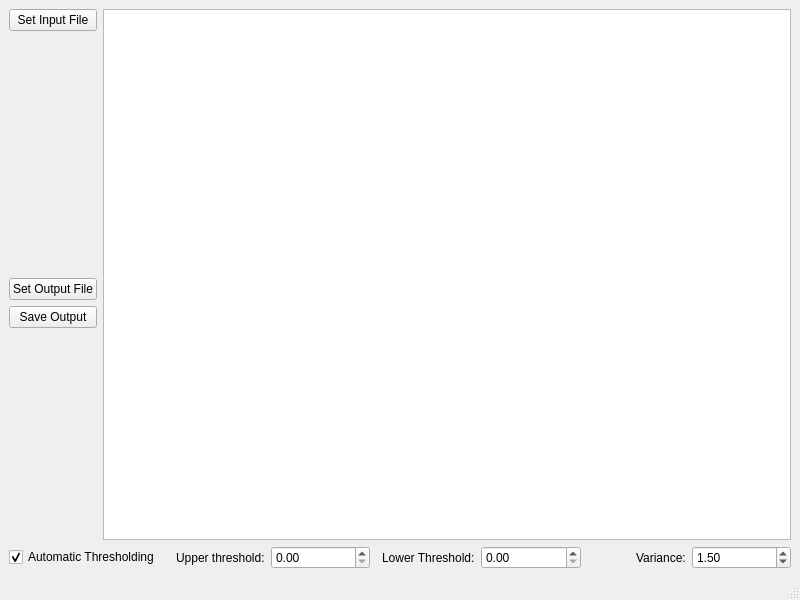
Old version of the form mainwindow.ui in the repository Adbook/ITK_edge_detector.
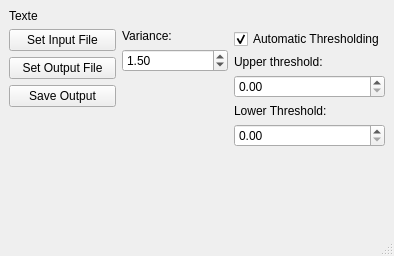
New version of the form. Custom widgets are drawn as their Qt base class.

What changed in the file:
```diff
--- a/mainwindow.ui
+++ b/mainwindow.ui
@@ -6,24 +6,76 @@
    <rect>
     <x>0</x>
     <y>0</y>
-    <width>800</width>
-    <height>600</height>
+    <width>394</width>
+    <height>256</height>
    </rect>
   </property>
+  <property name="sizePolicy">
+   <sizepolicy hsizetype="MinimumExpanding" vsizetype="MinimumExpanding">
+    <horstretch>0</horstretch>
+    <verstretch>0</verstretch>
+   </sizepolicy>
+  </property>
   <property name="windowTitle">
    <string>MainWindow</string>
   </property>
   <widget class="QWidget" name="centralwidget">
+   <property name="sizePolicy">
+    <sizepolicy hsizetype="Preferred" vsizetype="Preferred">
+     <horstretch>0</horstretch>
+     <verstretch>0</verstretch>
+    </sizepolicy>
+   </property>
    <layout class="QGridLayout" name="gridLayout">
     <item row="0" column="0">
      <layout class="QVBoxLayout" name="verticalLayout">
       <property name="sizeConstraint">
        <enum>QLayout::SetNoConstraint</enum>
       </property>
+      <item>
+       <layout class="QHBoxLayout" name="top_layout">
+        <item>
+         <widget class="QLabel" name="input_label">
+          <property name="sizePolicy">
+           <sizepolicy hsizetype="Preferred" vsizetype="Preferred">
+            <horstretch>0</horstretch>
+            <verstretch>0</verstretch>
+           </sizepolicy>
+          </property>
+          <property name="text">
+           <string>Texte</string>
+          </property>
+         </widget>
+        </item>
+        <item>
+         <layout class="QVBoxLayout" name="verticalLayout_5">
+          <item>
+           <widget class="QVTKWidget" name="widget">
+            <property name="enabled">
+             <bool>false</bool>
+            </property>
+            <property name="sizePolicy">
+             <sizepolicy hsizetype="Preferred" vsizetype="Preferred">
+              <horstretch>0</horstretch>
+              <verstretch>0</verstretch>
+             </sizepolicy>
+            </property>
+            <property name="baseSize">
+             <size>
+              <width>0</width>
+              <height>0</height>
+             </size>
+            </property>
+           </widget>
+          </item>
+         </layout>
+        </item>
+       </layout>
+      </item>
       <item>
        <layout class="QHBoxLayout" name="horizontalLayout">
         <item>
-         <layout class="QVBoxLayout" name="verticalLayout_2">
+         <layout class="QVBoxLayout" name="verticalLayout_4">
           <item>
            <widget class="QPushButton" name="button_input">
             <property name="text">
@@ -31,13 +83,6 @@
             </property>
            </widget>
           </item>
-          <item alignment="Qt::AlignTop">
-           <widget class="QLabel" name="input_label">
-            <property name="text">
-             <string/>
-            </property>
-           </widget>
-          </item>
           <item>
            <widget class="QPushButton" name="button_output">
             <property name="text">
@@ -45,22 +90,61 @@
             </property>
            </widget>
           </item>
-          <item alignment="Qt::AlignTop">
+          <item>
            <widget class="QPushButton" name="button_save">
             <property name="text">
              <string>Save Output</string>
             </property>
            </widget>
           </item>
+          <item>
+           <spacer name="verticalSpacer">
+            <property name="orientation">
+             <enum>Qt::Vertical</enum>
+            </property>
+            <property name="sizeHint" stdset="0">
+             <size>
+              <width>20</width>
+              <height>40</height>
+             </size>
+            </property>
+           </spacer>
+          </item>
          </layout>
         </item>
         <item>
-         <widget class="QGraphicsView" name="graphicsView"/>
-        </item>
+         <layout class="QVBoxLayout" name="verticalLayout_2">
+          <item>
+           <widget class="QLabel" name="label_3">
+            <property name="text">
+             <string>Variance:</string>
+            </property>
+           </widget>
+          </item>
+          <item>
+           <widget class="QDoubleSpinBox" name="sb_variance">
+            <property name="value">
+             <double>1.500000000000000</double>
+            </property>
+           </widget>
+          </item>
+          <item>
+           <spacer name="verticalSpacer_2">
+            <property name="orientation">
+             <enum>Qt::Vertical</enum>
+            </property>
+            <property name="sizeHint" stdset="0">
+             <size>
+              <width>20</width>
+              <height>40</height>
+             </size>
+            </property>
+           </spacer>
+          </item>
        </layout>
       </item>
       <item>
-       <layout class="QHBoxLayout" name="horizontalLayout_3">
+         <layout class="QVBoxLayout" name="verticalLayout_3">
         <item>
          <widget class="QCheckBox" name="checkbox_autothreshold">
           <property name="text">
@@ -71,7 +155,7 @@
           </property>
          </widget>
         </item>
-        <item alignment="Qt::AlignRight">
+          <item>
          <widget class="QLabel" name="label">
           <property name="text">
            <string>Upper threshold:</string>
@@ -85,7 +169,7 @@
           </property>
          </widget>
         </item>
-        <item alignment="Qt::AlignRight">
+          <item>
          <widget class="QLabel" name="label_2">
           <property name="text">
            <string>Lower Threshold:</string>
@@ -99,19 +183,20 @@
           </property>
          </widget>
         </item>
-        <item alignment="Qt::AlignRight">
-         <widget class="QLabel" name="label_3">
-          <property name="text">
-           <string>Variance:</string>
-          </property>
-         </widget>
-        </item>
         <item>
-         <widget class="QDoubleSpinBox" name="sb_variance">
-          <property name="value">
-           <double>1.500000000000000</double>
-          </property>
-         </widget>
+           <spacer name="verticalSpacer_3">
+            <property name="orientation">
+             <enum>Qt::Vertical</enum>
+            </property>
+            <property name="sizeHint" stdset="0">
+             <size>
+              <width>20</width>
+              <height>40</height>
+             </size>
+            </property>
+           </spacer>
+          </item>
+         </layout>
         </item>
        </layout>
       </item>
@@ -131,6 +216,13 @@
   </widget>
   <widget class="QStatusBar" name="statusbar"/>
  </widget>
+ <customwidgets>
+  <customwidget>
+   <class>QVTKWidget</class>
+   <extends>QWidget</extends>
+   <header>QVTKWidget.h</header>
+  </customwidget>
+ </customwidgets>
  <resources/>
  <connections/>
 </ui>
```
Left out of the diff: 2 changed lines with no effect on the pictures. Lines whose indentation alone changed are shown as unchanged.
